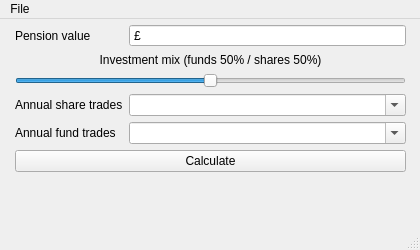
This is gui/main_gui.ui in RolandWH/SIPPCompare as Qt 5 draws it before an edit. The edited form follows.
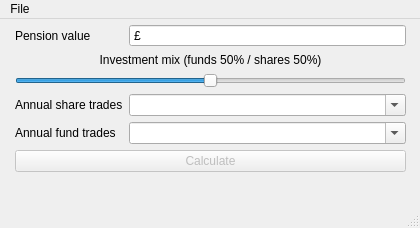
This is the edited form.

Commit message: add input validation on combo boxes

Diff of the .ui file:
```diff
--- a/gui/main_gui.ui
+++ b/gui/main_gui.ui
@@ -7,19 +7,19 @@
     <x>0</x>
     <y>0</y>
     <width>420</width>
-    <height>250</height>
+    <height>228</height>
    </rect>
   </property>
   <property name="minimumSize">
    <size>
     <width>420</width>
-    <height>250</height>
+    <height>228</height>
    </size>
   </property>
   <property name="maximumSize">
    <size>
     <width>420</width>
-    <height>250</height>
+    <height>228</height>
    </size>
   </property>
   <property name="windowTitle">
@@ -35,7 +35,7 @@
       <x>10</x>
       <y>0</y>
       <width>401</width>
-      <height>191</height>
+      <height>171</height>
      </rect>
     </property>
     <layout class="QFormLayout" name="formLayout">
@@ -114,6 +114,9 @@
      </item>
      <item row="5" column="0" colspan="2">
       <widget class="QPushButton" name="calc_but">
+       <property name="enabled">
+        <bool>false</bool>
+       </property>
        <property name="text">
         <string>Calculate</string>
        </property>
```
Left out of the diff: 57 changed lines with no effect on the pictures. The commit also changes 1 other file.
